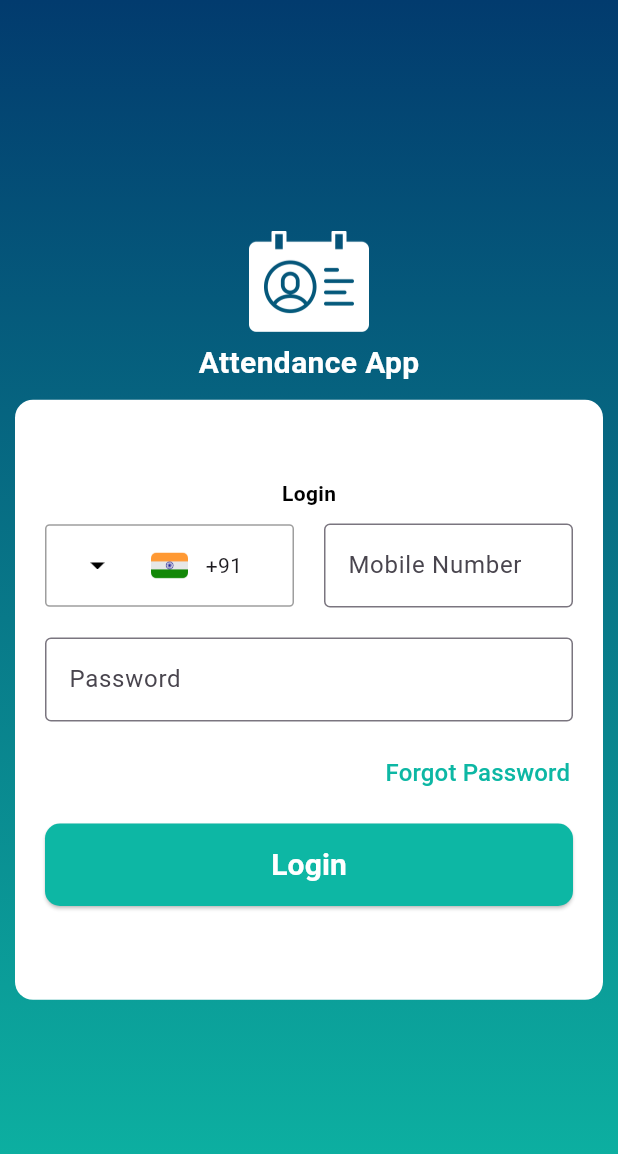
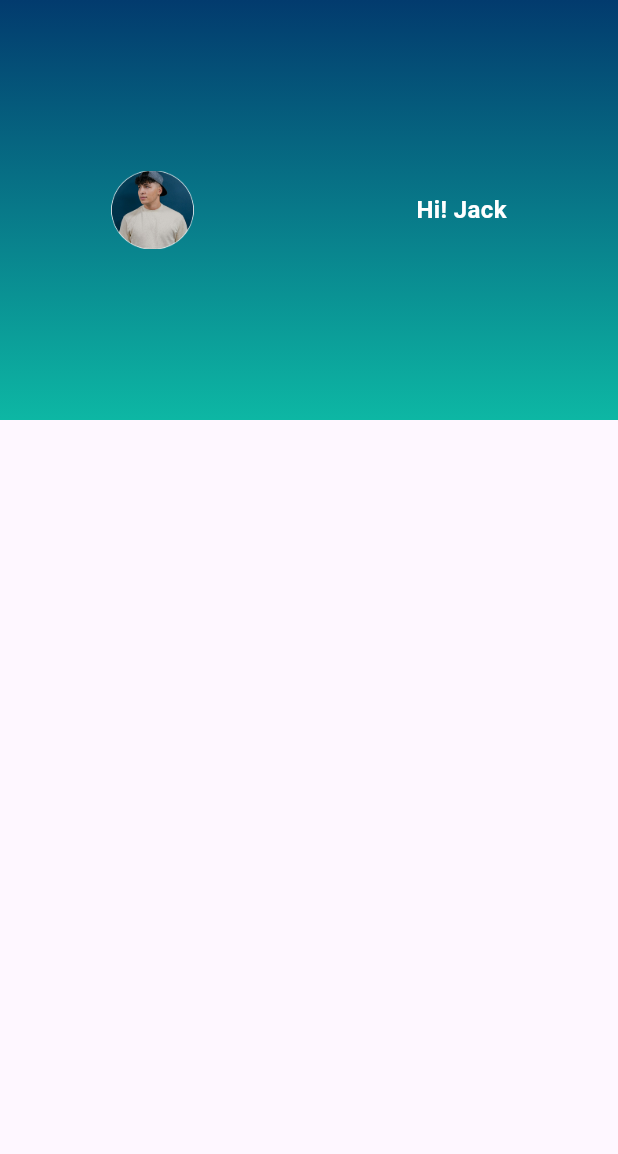
Before and after one commit to ajayrana78767/Core-Attendance-App, a Flutter app: the screen it shows after launch, after a tap on "Login", on a phone screen of 412 x 824 dp. Shown: the top 1154 px of the screen. Run offline on Flutter 3.47's test engine with Material 3 defaults, Android fonts, the phone set to English and light mode, and no system bars.

Commit message:
Add login screen

```diff
--- /dev/null
+++ b/lib/Screens/dashboardscreen.dart
@@ -0,0 +1,44 @@
+import 'package:flutter/material.dart';
+import 'package:new_project/Utils/colors_utils.dart';
+
+class Dashboardscreen extends StatefulWidget {
+  const Dashboardscreen({super.key});
+
+  @override
+  State<Dashboardscreen> createState() => _DashboardscreenState();
+}
+
+class _DashboardscreenState extends State<Dashboardscreen> {
+  ColorsUtils colorUtils = ColorsUtils();
+  @override
+  Widget build(BuildContext context) {
+    return Scaffold(
+       body: Container(
+        height: 280,
+        width: double.infinity,
+        decoration: BoxDecoration(
+            gradient: LinearGradient(
+              colors: [colorUtils.primaryColor, colorUtils.secondaryColor, colorUtils.tertiaryColor],
+              begin: Alignment.topCenter,
+              end: Alignment.bottomCenter
+              ),
+          ),
+
+          child: Row(
+            mainAxisAlignment: MainAxisAlignment.spaceAround,
+            children:[
+              Image.asset("assets/images/profileImg.png", height: 55, width: 55,),
+              Column(
+
+                mainAxisAlignment: MainAxisAlignment.spaceAround,
+                crossAxisAlignment: CrossAxisAlignment.start,
+                children: [
+                  Text("Hi! Jack", style: TextStyle(fontSize: 16, fontWeight: FontWeight.bold, color: Colors.white,),textAlign: TextAlign.right,)
+                ],
+              ),
+            ],
+          ),
+       ),
+    );
+  }
+}
--- a/lib/Screens/loginscreen.dart
+++ b/lib/Screens/loginscreen.dart
@@ -1,4 +1,6 @@
 import 'package:flutter/material.dart';
+import 'package:new_project/Screens/dashboardscreen.dart';
+import 'package:new_project/Screens/registrationscreen.dart';
 import 'package:new_project/Utils/colors_utils.dart';
 
 class Loginscreen extends StatefulWidget {
@@ -51,8 +53,8 @@ class _LoginscreenState extends State<Loginscreen> {
                 )
               ),
               Container(
-                padding: EdgeInsets.all(10),
-                margin: EdgeInsets.all(10),
+                padding: EdgeInsets.all(20),
+                margin: EdgeInsets.all(20),
                 height: 400,
                 width: double.infinity,
                 decoration: BoxDecoration(
@@ -68,11 +70,11 @@ class _LoginscreenState extends State<Loginscreen> {
                         color: Colors.black,
                         ),
                       ),
+                      Spacer(),
                       Row(
                         children: [
-                          Expanded(
-                            child: Container(
-                              margin: EdgeInsets.all(10),
+                            Container(
+                              margin: EdgeInsets.only(right: 10),
                               height: 55,
                               width: 100,
 
@@ -80,53 +82,46 @@ class _LoginscreenState extends State<Loginscreen> {
                                 borderRadius: BorderRadius.circular(3), // Rounded corners
                                 border: Border.all(color: Colors.grey),
                               ),
-                              padding: EdgeInsets.all(10),
+
                               child: Row(
                                 children: [
-                                  Expanded(
-                                    child: Image.asset("assets/images/ic_down_arrow.png",
+                                  Spacer(),
+                                  Image.asset("assets/images/ic_down_arrow.png",
                                     width: 10, // Set width
                                     height: 5, // Set height
 
                                     ),
-                                  ),
-                                  Expanded(
-                                    child: Image.asset("assets/images/indiaFlag.png",
+                                  Spacer(),
+
+                                  Image.asset("assets/images/indiaFlag.png",
                                     width: 25, // Set width
                                     height: 25, // Set height
 
                                     ),
-                                  ),
-                                  Expanded(
-                                    child: Text("+91")
-                                  ),
+                                  Spacer(),
+                                  Text("+91"),
+                                  Spacer(),
                                 ],
                               ),
                             ),
-                          ),
                           Expanded(
-                            child: Container(
-                              padding: EdgeInsets.all(10),
                             child: TextField(
                               decoration: InputDecoration(
                                 labelText: "Mobile Number",
                                 border: OutlineInputBorder(),
-                                ),
-
                               ),
                             ),
                           ),
                         ],
                       ),
                         Container(
-                        padding: EdgeInsets.all(10),
+                          padding: EdgeInsets.only(top: 10),
                           child: TextField(
                             decoration: InputDecoration(
                               labelText: "Password",
                               border: OutlineInputBorder(),
                               ),
                             ),
-
                         ),
 
                       Container(
@@ -135,17 +130,19 @@ class _LoginscreenState extends State<Loginscreen> {
                           onPressed: () {
 
                         },
-                        child: Text("Forgot Password", style: TextStyle(fontSize: 16, color: colorUtils.tertiaryColor),),
+                        child: Text("Forgot Password?", style: TextStyle(fontSize: 14, color: colorUtils.tertiaryColor),),
                         ),
                       ),
-                      Container(
-                        margin: EdgeInsets.all(10),
-                        child: SizedBox(
-                          height: 55,
+                      Spacer(),
+                      SizedBox(
+                        height: 50,
                         width: double.infinity,
                         child: ElevatedButton(
                           onPressed: () {
-
+                            Navigator.push(
+                              context,
+                              MaterialPageRoute(builder: (context) => Dashboardscreen()),
+                            );
                           },
                           style: ElevatedButton.styleFrom(
                               backgroundColor: colorUtils.tertiaryColor, // Button color
@@ -155,9 +152,23 @@ class _LoginscreenState extends State<Loginscreen> {
                                 borderRadius: BorderRadius.circular(10), // Rounded corners
                               ),
                             ),
-                            child: Text("Login",style: TextStyle(fontSize: 20, fontWeight: FontWeight.bold),),
+                          child: Text("Login",style: TextStyle(fontSize: 14, fontWeight: FontWeight.bold),),
                         ),
                       ),
+                      Spacer(),
+                      Text("----------or----------"),
+                      Row(
+                        mainAxisAlignment: MainAxisAlignment.center,
+                        crossAxisAlignment: CrossAxisAlignment.center,
+                        children: [
+                          Text("Don’t have an account?"),
+                          TextButton(onPressed: () {
+                            Navigator.push(
+                              context,
+                              MaterialPageRoute(builder: (context) => Registrationscreen()),
+                            );
+                          }, child: Text("Registration",style: TextStyle(color: colorUtils.tertiaryColor),))
+                        ],
                       ),
                     ]
                 ),
--- /dev/null
+++ b/lib/Screens/registrationscreen.dart
@@ -0,0 +1,34 @@
+import 'package:flutter/material.dart';
+import 'package:new_project/Utils/colors_utils.dart';
+
+class Registrationscreen extends StatefulWidget {
+  const Registrationscreen({super.key});
+
+  @override
+  State<Registrationscreen> createState() => _RegistrationscreenState();
+}
+
+class _RegistrationscreenState extends State<Registrationscreen> {
+  ColorsUtils colorUtils = ColorsUtils();
+  @override
+  Widget build(BuildContext context) {
+    return Scaffold(
+      appBar: AppBar(
+        title: const Text("Registration"),
+        backgroundColor: Colors.green,
+        foregroundColor: Colors.white,
+
+      ),
+      body: Container(
+          decoration: BoxDecoration(
+            gradient: LinearGradient(
+              colors: [colorUtils.primaryColor, colorUtils.secondaryColor, colorUtils.tertiaryColor],
+              begin: Alignment.topCenter,
+              end: Alignment.bottomCenter
+              ),
+          ),
+      ),
+
+    );
+  }
+}
```
Also changed, not shown: assets/images/profileImg.png (added), 19 other files. Lines whose indentation alone changed are shown as unchanged.
